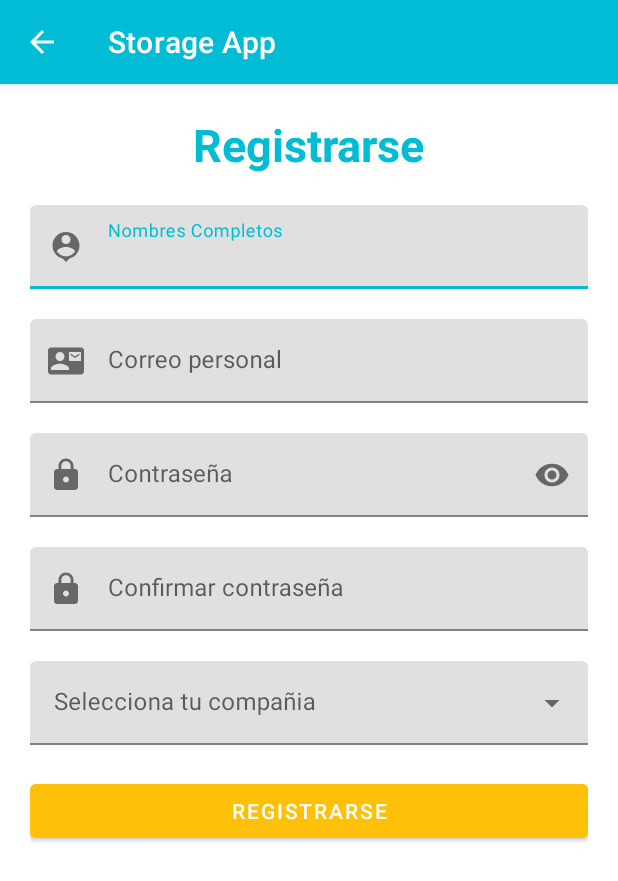
After one commit to lucho0841/StorageApp, an Android app: the RegisterGoogleAccountActivity screen opened directly, with no data from a screen before it, on a phone screen of 412 x 824 dp. The commit adds this screen. Shown: the top 881 px of the screen. Run offline under Robolectric (Android 15) with nearby library versions, the phone set to English and light mode, and no system bars; our stand-ins replace Firebase (no records; nobody signed in at launch, a user with empty details on screens opened directly).

Commit message:
Implementación inicio de sesión Google terminado y creación de productos.

```diff
--- a/app/src/main/AndroidManifest.xml
+++ b/app/src/main/AndroidManifest.xml
@@ -6,7 +6,7 @@
     <uses-permission android:name="android.permission.CAMERA" />
     <uses-permission android:name="android.permission.WRITE_EXTERNAL_STORAGE" />
     <uses-permission android:name="com.google.android.providers.gsf.permission.READ_GSERVICES" />
-    <uses-permission android:name="android.permission.INTERNET"/>
+    <uses-permission android:name="android.permission.INTERNET" />
 
     <application
         android:allowBackup="true"
@@ -15,6 +15,9 @@
         android:roundIcon="@mipmap/ic_launcher_round"
         android:supportsRtl="true"
         android:theme="@style/Theme.StorageApp">
+        <activity
+            android:name=".views.RegisterGoogleAccountActivity"
+            android:exported="false" />
         <activity
             android:name=".views.ResetPassActivity"
             android:exported="false" />
--- a/app/src/main/java/com/example/storageapp/model/GridAdapter.java
+++ b/app/src/main/java/com/example/storageapp/controller/GridAdapter.java
@@ -1,4 +1,4 @@
-package com.example.storageapp.model;
+package com.example.storageapp.controller;
 
 import android.content.Context;
 import android.content.Intent;
@@ -14,6 +14,7 @@ import android.widget.Filterable;
 import android.widget.ImageView;
 import android.widget.TextView;
 
+import com.example.storageapp.model.ProductModel;
 import com.example.storageapp.views.EditProductActivity;
 import com.example.storageapp.R;
 
@@ -74,7 +75,6 @@ public class GridAdapter extends BaseAdapter implements Filterable {
             @Override
             public void onClick(View view) {
                 Intent intent = new Intent(context, EditProductActivity.class);
-                intent.putExtra("idProducto", filterProducts.get(position).getProductoId());
                 intent.putExtra("name", filterProducts.get(position).getNombre());
                 intent.putExtra("codigo", filterProducts.get(position).getCodigo());
                 intent.putExtra("precio", filterProducts.get(position).getPrecio());
--- /dev/null
+++ b/app/src/main/java/com/example/storageapp/views/RegisterGoogleAccountActivity.java
@@ -0,0 +1,175 @@
+package com.example.storageapp.views;
+
+import androidx.annotation.NonNull;
+import androidx.appcompat.app.AlertDialog;
+import androidx.appcompat.app.AppCompatActivity;
+
+import android.content.DialogInterface;
+import android.content.Intent;
+import android.content.SharedPreferences;
+import android.os.Bundle;
+import android.util.Patterns;
+import android.view.MenuItem;
+import android.view.View;
+import android.widget.AdapterView;
+import android.widget.ArrayAdapter;
+import android.widget.AutoCompleteTextView;
+import android.widget.Button;
+import android.widget.EditText;
+import android.widget.ProgressBar;
+import android.widget.Toast;
+
+import com.example.storageapp.R;
+import com.example.storageapp.controller.AlertDialogs;
+import com.example.storageapp.model.UserModel;
+import com.google.android.gms.tasks.OnCompleteListener;
+import com.google.android.gms.tasks.Task;
+import com.google.firebase.auth.AuthResult;
+import com.google.firebase.auth.FirebaseAuth;
+import com.google.firebase.auth.FirebaseUser;
+import com.google.firebase.database.DatabaseReference;
+import com.google.firebase.database.FirebaseDatabase;
+
+public class RegisterGoogleAccountActivity extends AppCompatActivity {
+
+    String[] companies = {"HomeCenter", "Exito", "Jumbo", "Totto"};
+    String item;
+    AutoCompleteTextView acSelectCompany;
+
+    ArrayAdapter<String> arrayAdapter;
+    private ProgressBar progressBar;
+    private EditText edtNombre, edtCorreo, edtPassword, edtConfirmPass;
+    private Button btnRegisterUser;
+    private AlertDialog.Builder backAlert;
+
+    private static final String TAG = "GoogleSignIn";
+    private static final String SHARE_PREFERENCES = "share.preference.user";
+    private static final String PREFERENCE_ESTADO_SESION = "estado.sesion";
+
+    private FirebaseAuth mAuth;
+    private FirebaseUser currentUser;
+
+    @Override
+    protected void onCreate(Bundle savedInstanceState) {
+        super.onCreate(savedInstanceState);
+        setContentView(R.layout.activity_register_google_account);
+
+        getSupportActionBar().setDisplayHomeAsUpEnabled(true);
+        mAuth = FirebaseAuth.getInstance();
+        currentUser = mAuth.getCurrentUser();
+        edtNombre = (EditText) findViewById(R.id.edtUserNameGoogle);
+        edtCorreo = (EditText) findViewById(R.id.edtCorreoRegisterGoogle);
+        edtPassword = (EditText) findViewById(R.id.edtContrasenaRegisterGoogle);
+        edtConfirmPass = (EditText) findViewById(R.id.edtConfirmPassGoogle);
+        acSelectCompany = findViewById(R.id.selectCompanyGoogle);
+        progressBar = (ProgressBar) findViewById(R.id.progressBarRegisterGoogle);
+        btnRegisterUser = (Button) findViewById(R.id.btnNewRegisterGoogle);
+
+        edtNombre.setText(currentUser.getDisplayName());
+        edtCorreo.setText(currentUser.getEmail());
+
+        btnRegisterUser.setOnClickListener(new View.OnClickListener() {
+            @Override
+            public void onClick(View view) {
+                registerUser();
+            }
+        });
+
+        arrayAdapter = new ArrayAdapter<String>(this, R.layout.list_item, companies);
+        acSelectCompany.setAdapter(arrayAdapter);
+        acSelectCompany.setOnItemSelectedListener(new AdapterView.OnItemSelectedListener() {
+            @Override
+            public void onItemSelected(AdapterView<?> parent, View view, int position, long id) {
+                item = parent.getItemAtPosition(position).toString();
+            }
+
+            @Override
+            public void onNothingSelected(AdapterView<?> adapterView) {
+
+            }
+        });
+    }
+
+    private void registerUser(){
+        String email = edtCorreo.getText().toString().trim();
+        String name = edtNombre.getText().toString();
+        String password = edtPassword.getText().toString();
+        String confirmPass = edtConfirmPass.getText().toString();
+        String company = acSelectCompany.getText().toString();
+
+
+
+        if (name.isEmpty()){
+            edtNombre.setError("El nombre es requerido");
+            edtNombre.requestFocus();
+            return;
+        }
+        if (password.isEmpty()){
+            edtPassword.setError("La contraseña es requerida");
+            edtPassword.requestFocus();
+            return;
+        }
+        if (password.length() < 6){
+            edtPassword.setError("El tamaño mínimo de la contraseña es de 6 carácteres");
+            edtPassword.requestFocus();
+            return;
+        }
+        if (confirmPass.isEmpty()){
+            edtConfirmPass.setError("El nombre es requerido");
+            edtConfirmPass.requestFocus();
+            return;
+        }
+        if(!confirmPass.equals(password)){
+            edtConfirmPass.setError("Asegúrese de que este campo coincida con la contraseña ingresada!");
+            edtConfirmPass.requestFocus();
+            return;
+        }
+        if (company.isEmpty()){
+            acSelectCompany.setError("El nombre es requerido");
+            acSelectCompany.requestFocus();
+            return;
+        }
+
+        if(!Patterns.EMAIL_ADDRESS.matcher(email).matches()){
+            edtCorreo.setError("Por favor ingrese un correo válido");
+            edtCorreo.requestFocus();
+        }
+        progressBar.setVisibility(View.VISIBLE);
+        UserModel user = new UserModel(name, email, password, company, 1);
+        FirebaseDatabase.getInstance().getReference("Users")
+                .child(FirebaseAuth.getInstance().getCurrentUser().getUid())
+                .setValue(user).addOnCompleteListener(new OnCompleteListener<Void>() {
+                    @Override
+                    public void onComplete(@NonNull Task<Void> task) {
+                        if (task.isSuccessful()){
+                            Toast.makeText(RegisterGoogleAccountActivity.this, "El usuario ha sido creado con Éxito!!!", Toast.LENGTH_LONG).show();
+                            progressBar.setVisibility(View.GONE);
+                            startActivity(new Intent(getBaseContext(), InventarioActivity.class));
+                            finish();
+                        }else {
+                            Toast.makeText(RegisterGoogleAccountActivity.this, "Ha ocurrido un problema creando el usuario, inténtelo mas tarde!", Toast.LENGTH_LONG).show();
+                            progressBar.setVisibility(View.GONE);
+                            finish();
+                        }
+                    }
+                });
+    }
+
+    @Override
+    public boolean onOptionsItemSelected(@NonNull MenuItem item) {
+        switch (item.getItemId()) {
+            case android.R.id.home:
+                backAlert = AlertDialogs.showAlert(RegisterGoogleAccountActivity.this, "Aviso!", "¿Está seguro que desea cancelar el registro?", R.drawable.ic_baseline_info_24);
+                backAlert.setPositiveButton("Sí", new DialogInterface.OnClickListener() {
+                            @Override
+                            public void onClick(DialogInterface dialogInterface, int i) {
+                                startActivity(new Intent(getBaseContext(), LoginActivity.class));
+                            }
+                        })
+                        .setNegativeButton("Cancelar", null)
+                        .create()
+                        .show();
+        }
+        return super.onOptionsItemSelected(item);
+    }
+}
--- /dev/null
+++ b/app/src/main/res/layout/activity_register_google_account.xml
@@ -0,0 +1,165 @@
+<?xml version="1.0" encoding="utf-8"?>
+<ScrollView xmlns:android="http://schemas.android.com/apk/res/android"
+    xmlns:app="http://schemas.android.com/apk/res-auto"
+    xmlns:tools="http://schemas.android.com/tools"
+    android:id="@+id/scrollView"
+    android:layout_width="match_parent"
+    android:layout_height="match_parent"
+    tools:context=".views.RegisterActivity">
+
+    <LinearLayout
+        android:layout_width="match_parent"
+        android:layout_height="wrap_content"
+        android:layout_margin="20dp"
+        android:orientation="vertical"
+        >
+
+        <TextView
+            android:layout_width="wrap_content"
+            android:layout_height="wrap_content"
+            android:layout_gravity="center"
+            android:text="@string/button_Register"
+            android:textColor="@color/primary_color"
+            android:textSize="30dp"
+            android:textStyle="bold" />
+
+        <LinearLayout
+            android:layout_width="match_parent"
+            android:layout_height="wrap_content"
+            android:layout_marginTop="20dp"
+            android:layout_marginBottom="20dp"
+            android:orientation="vertical">
+
+            <com.google.android.material.textfield.TextInputLayout
+                android:id="@+id/layoutName"
+                android:layout_width="match_parent"
+                android:layout_height="wrap_content"
+                android:hint="Nombres Completos"
+                app:startIconDrawable="@drawable/ic_baseline_person_pin_24">
+
+                <com.google.android.material.textfield.TextInputEditText
+                    android:id="@+id/edtUserNameGoogle"
+                    android:layout_width="match_parent"
+                    android:layout_height="wrap_content"
+                    android:inputType="text" />
+            </com.google.android.material.textfield.TextInputLayout>
+        </LinearLayout>
+
+        <LinearLayout
+            android:layout_width="match_parent"
+            android:layout_height="wrap_content"
+            android:layout_marginBottom="20dp"
+            android:orientation="vertical">
+
+            <com.google.android.material.textfield.TextInputLayout
+                android:id="@+id/layoutEmailRegister"
+                android:layout_width="match_parent"
+                android:layout_height="wrap_content"
+                android:hint="Correo personal"
+                app:startIconDrawable="@drawable/ic_baseline_contact_mail_24">
+
+                <com.google.android.material.textfield.TextInputEditText
+                    android:id="@+id/edtCorreoRegisterGoogle"
+                    android:layout_width="match_parent"
+                    android:layout_height="wrap_content"
+                    android:enabled="false"
+                    android:inputType="text" />
+            </com.google.android.material.textfield.TextInputLayout>
+        </LinearLayout>
+
+        <LinearLayout
+            android:layout_width="match_parent"
+            android:layout_height="wrap_content"
+            android:layout_marginBottom="20dp"
+            android:orientation="vertical">
+
+            <com.google.android.material.textfield.TextInputLayout
+                android:id="@+id/layoutContrasenaRegister"
+                android:layout_width="match_parent"
+                android:layout_height="wrap_content"
+                android:hint="Contraseña"
+                app:passwordToggleEnabled="true"
+                app:startIconDrawable="@drawable/ic_baseline_lock_24">
+
+                <com.google.android.material.textfield.TextInputEditText
+                    android:id="@+id/edtContrasenaRegisterGoogle"
+                    android:layout_width="match_parent"
+                    android:layout_height="wrap_content"
+                    android:inputType="textPassword" />
+            </com.google.android.material.textfield.TextInputLayout>
+        </LinearLayout>
+
+        <LinearLayout
+            android:layout_width="match_parent"
+            android:layout_height="wrap_content"
+            android:layout_marginBottom="20dp"
+            android:orientation="vertical">
+
+            <com.google.android.material.textfield.TextInputLayout
+                android:id="@+id/layoutConfirmPass"
+                android:layout_width="match_parent"
+                android:layout_height="wrap_content"
+                android:hint="Confirmar contraseña"
+                app:startIconDrawable="@drawable/ic_baseline_lock_24">
+
+                <com.google.android.material.textfield.TextInputEditText
+                    android:id="@+id/edtConfirmPassGoogle"
+                    android:layout_width="match_parent"
+                    android:layout_height="wrap_content"
+                    android:inputType="textPassword" />
+            </com.google.android.material.textfield.TextInputLayout>
+        </LinearLayout>
+
+        <LinearLayout
+            android:layout_width="match_parent"
+            android:layout_height="wrap_content"
+            android:layout_marginBottom="20dp"
+            android:orientation="vertical">
+
+            <com.google.android.material.textfield.TextInputLayout
+                android:id="@+id/layoutCompany"
+                style="@style/Widget.MaterialComponents.TextInputLayout.FilledBox.ExposedDropdownMenu"
+                android:layout_width="match_parent"
+                android:layout_height="wrap_content"
+                android:hint="@string/select_company">
+
+                <AutoCompleteTextView
+                    android:id="@+id/selectCompanyGoogle"
+                    android:layout_width="match_parent"
+                    android:layout_height="wrap_content"
+                    android:inputType="none" />
+            </com.google.android.material.textfield.TextInputLayout>
+
+        </LinearLayout>
+
+        <RelativeLayout
+            android:layout_width="match_parent"
+            android:layout_height="wrap_content">
+
+            <LinearLayout
+                android:layout_width="match_parent"
+                android:layout_height="wrap_content"
+                android:layout_alignParentBottom="true"
+                android:orientation="vertical">
+
+                <Button
+                    android:id="@+id/btnNewRegisterGoogle"
+                    android:layout_width="match_parent"
+                    android:layout_height="wrap_content"
+                    android:backgroundTint="@color/accent_color"
+                    android:text="@string/button_Register" />
+            </LinearLayout>
+
+            <ProgressBar
+                android:id="@+id/progressBarRegisterGoogle"
+                style="?android:attr/progressBarStyleLarge"
+                android:layout_width="wrap_content"
+                android:layout_height="wrap_content"
+                android:layout_centerHorizontal="true"
+                android:layout_centerVertical="true"
+                android:visibility="gone" />
+
+        </RelativeLayout>
+
+    </LinearLayout>
+</ScrollView>
```
Also changed, not shown: app/src/main/java/com/example/storageapp/controller/AlertDialogs.java (added, +17 -0 lines), app/src/main/java/com/example/storageapp/controller/Authenticate.java (added, +75 -0 lines), app/src/main/java/com/example/storageapp/fragments/StorageFragment.java (+16 -12 lines), app/src/main/java/com/example/storageapp/model/ProductModel.java (+7 -1 lines), app/src/main/java/com/example/storageapp/views/CreateProductActivity.java (+30 -32 lines), app/src/main/java/com/example/storageapp/views/InventarioActivity.java (+31 -14 lines), app/src/main/java/com/example/storageapp/views/LoginActivity.java (+52 -12 lines), 1 other file.
